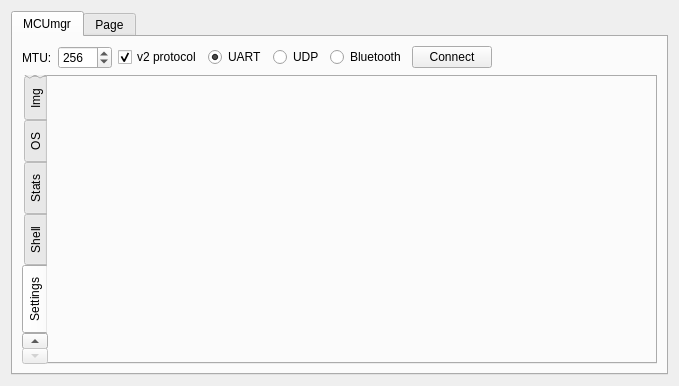
Above: plugins/mcumgr/form.ui from thedjnK/AuTerm before the change. Below: the same form after it.
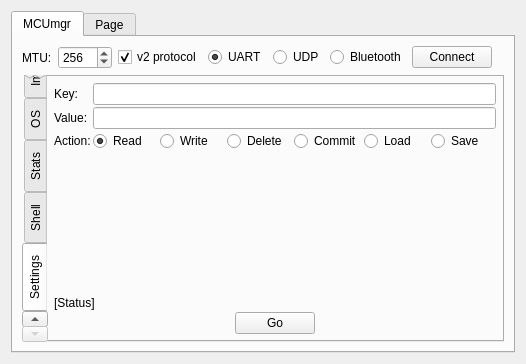
That is the form after the change. The open tabs and pages were chosen to show the change.

Commit message: plugins: mcumgr: Add settings mgmt

```diff
--- a/plugins/mcumgr/form.ui
+++ b/plugins/mcumgr/form.ui
@@ -6,8 +6,8 @@
    <rect>
     <x>0</x>
     <y>0</y>
-    <width>679</width>
-    <height>386</height>
+    <width>526</width>
+    <height>364</height>
    </rect>
   </property>
   <property name="windowTitle">
@@ -1235,6 +1235,163 @@
           <attribute name="title">
            <string>Settings</string>
           </attribute>
+          <layout class="QGridLayout" name="gridLayout_15">
+           <property name="leftMargin">
+            <number>6</number>
+           </property>
+           <property name="topMargin">
+            <number>6</number>
+           </property>
+           <property name="rightMargin">
+            <number>6</number>
+           </property>
+           <property name="bottomMargin">
+            <number>6</number>
+           </property>
+           <property name="spacing">
+            <number>2</number>
+           </property>
+           <item row="0" column="0">
+            <widget class="QLabel" name="label_23">
+             <property name="text">
+              <string>Key:</string>
+             </property>
+            </widget>
+           </item>
+           <item row="4" column="0" colspan="2">
+            <widget class="QLabel" name="lbl_settings_status">
+             <property name="text">
+              <string>[Status]</string>
+             </property>
+            </widget>
+           </item>
+           <item row="5" column="0" colspan="2">
+            <layout class="QHBoxLayout" name="horizontalLayout_15">
+             <property name="spacing">
+              <number>2</number>
+             </property>
+             <item>
+              <spacer name="horizontalSpacer_10">
+               <property name="orientation">
+                <enum>Qt::Horizontal</enum>
+               </property>
+               <property name="sizeHint" stdset="0">
+                <size>
+                 <width>40</width>
+                 <height>20</height>
+                </size>
+               </property>
+              </spacer>
+             </item>
+             <item>
+              <widget class="QPushButton" name="btn_settings_go">
+               <property name="text">
+                <string>Go</string>
+               </property>
+              </widget>
+             </item>
+             <item>
+              <spacer name="horizontalSpacer_11">
+               <property name="orientation">
+                <enum>Qt::Horizontal</enum>
+               </property>
+               <property name="sizeHint" stdset="0">
+                <size>
+                 <width>40</width>
+                 <height>20</height>
+                </size>
+               </property>
+              </spacer>
+             </item>
+            </layout>
+           </item>
+           <item row="1" column="1">
+            <widget class="QLineEdit" name="edit_settings_value">
+             <property name="readOnly">
+              <bool>true</bool>
+             </property>
+            </widget>
+           </item>
+           <item row="2" column="1">
+            <layout class="QHBoxLayout" name="horizontalLayout_11">
+             <item>
+              <widget class="QRadioButton" name="radio_settings_read">
+               <property name="text">
+                <string>Read</string>
+               </property>
+               <property name="checked">
+                <bool>true</bool>
+               </property>
+              </widget>
+             </item>
+             <item>
+              <widget class="QRadioButton" name="radio_settings_write">
+               <property name="text">
+                <string>Write</string>
+               </property>
+              </widget>
+             </item>
+             <item>
+              <widget class="QRadioButton" name="radio_settings_delete">
+               <property name="text">
+                <string>Delete</string>
+               </property>
+              </widget>
+             </item>
+             <item>
+              <widget class="QRadioButton" name="radio_settings_commit">
+               <property name="text">
+                <string>Commit</string>
+               </property>
+              </widget>
+             </item>
+             <item>
+              <widget class="QRadioButton" name="radio_settings_load">
+               <property name="text">
+                <string>Load</string>
+               </property>
+              </widget>
+             </item>
+             <item>
+              <widget class="QRadioButton" name="radio_settings_save">
+               <property name="text">
+                <string>Save</string>
+               </property>
+              </widget>
+             </item>
+            </layout>
+           </item>
+           <item row="2" column="0">
+            <widget class="QLabel" name="label_22">
+             <property name="text">
+              <string>Action:</string>
+             </property>
+            </widget>
+           </item>
+           <item row="0" column="1">
+            <widget class="QLineEdit" name="edit_settings_key"/>
+           </item>
+           <item row="1" column="0">
+            <widget class="QLabel" name="label_24">
+             <property name="text">
+              <string>Value:</string>
+             </property>
+            </widget>
+           </item>
+           <item row="3" column="0">
+            <spacer name="verticalSpacer_5">
+             <property name="orientation">
+              <enum>Qt::Vertical</enum>
+             </property>
+             <property name="sizeHint" stdset="0">
+              <size>
+               <width>20</width>
+               <height>40</height>
+              </size>
+             </property>
+            </spacer>
+           </item>
+          </layout>
          </widget>
         </widget>
        </item>
```
The commit also changes 10 other files.
